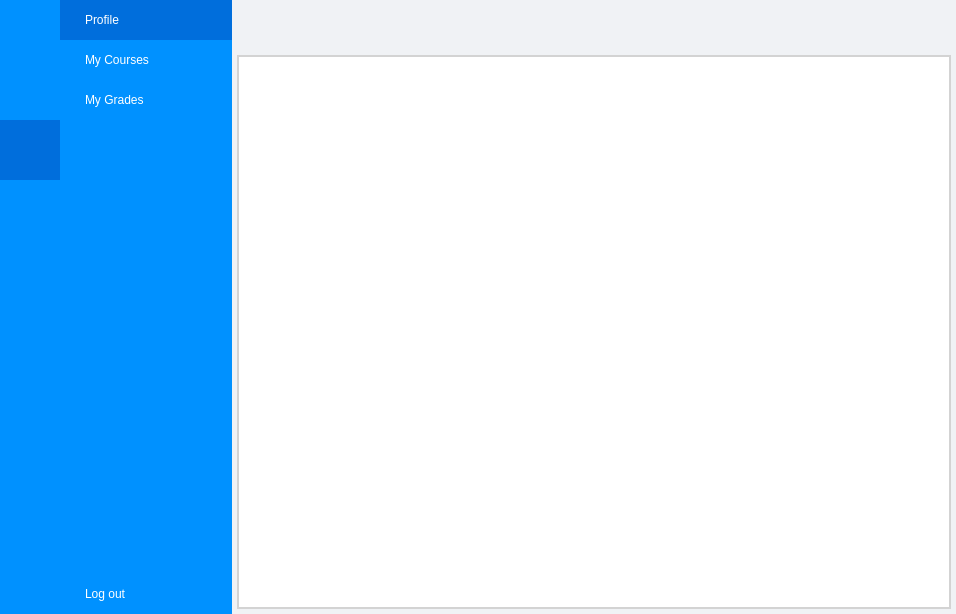
Before: the Qt Designer form LMS Qt Project/Moodle/studentview.ui in Nakuehe/Group_4, drawn with Qt 5.
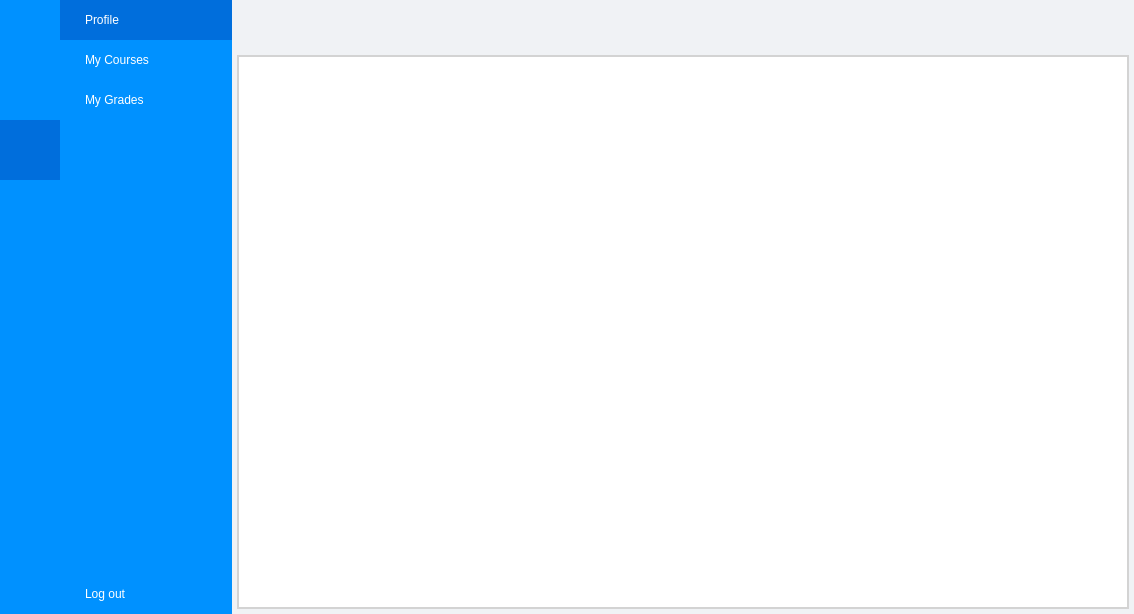
After: the same form once the commit is applied. The open tabs and pages were chosen to show the change. Icons and pictures are not drawn.

Patch:
```diff
--- a/LMS Qt Project/Moodle/studentview.ui
+++ b/LMS Qt Project/Moodle/studentview.ui
@@ -6,7 +6,7 @@
    <rect>
     <x>0</x>
     <y>0</y>
-    <width>956</width>
+    <width>1134</width>
     <height>614</height>
    </rect>
   </property>
@@ -550,8 +550,8 @@
        <widget class="QWidget" name="main_view" native="true">
         <property name="minimumSize">
          <size>
-          <width>690</width>
-          <height>590</height>
+          <width>900</width>
+          <height>612</height>
          </size>
         </property>
         <layout class="QGridLayout" name="gridLayout_3">
@@ -648,8 +648,8 @@
              </property>
              <property name="minimumSize">
               <size>
-               <width>500</width>
-               <height>400</height>
+               <width>720</width>
+               <height>560</height>
               </size>
              </property>
              <property name="currentIndex">
@@ -1021,6 +1021,12 @@
                </property>
                <item row="0" column="0">
                 <widget class="QTableView" name="grade_view_table">
+                 <property name="minimumSize">
+                  <size>
+                   <width>800</width>
+                   <height>550</height>
+                  </size>
+                 </property>
                  <property name="styleSheet">
                   <string notr="true">QHeaderView {
     font-size: 12pt;
```
Left out of the diff: 2 changed lines with no effect on the pictures.
